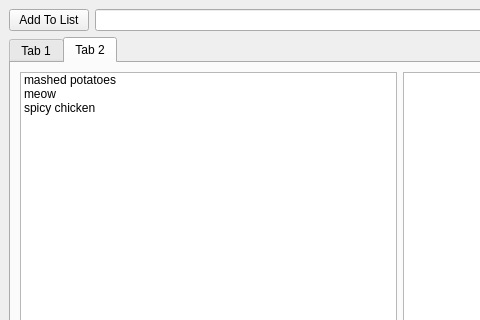
First picture: the form in FoodTracker/mainwindow.ui, repository TheCodeCrusaders/Food-Prototype, before the edit; both pictures show x 0 to 480 and y 0 to 320 of the 800 by 600 pixel window.
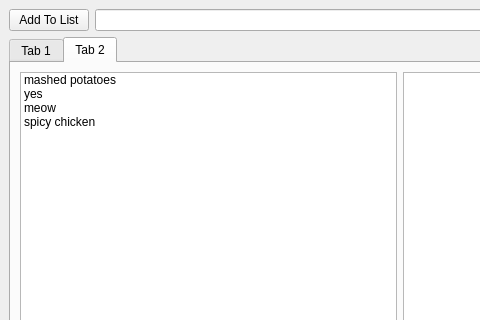
Second picture: the form after the edit. The open tabs and pages were chosen to show the change.

Patch:
```diff
--- a/FoodTracker/mainwindow.ui
+++ b/FoodTracker/mainwindow.ui
@@ -102,6 +102,11 @@
             <string>mashed potatoes</string>
            </property>
           </item>
+          <item>
+           <property name="text">
+            <string>yes</string>
+           </property>
+          </item>
           <item>
            <property name="text">
             <string>meow</string>
```
Left out of the diff: 4 changed lines with no effect on the pictures.
